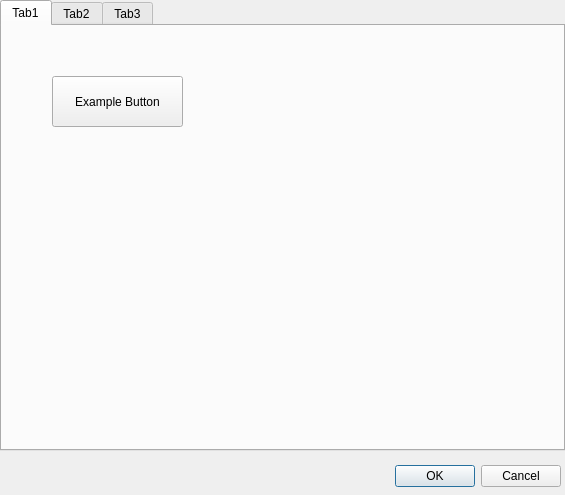
Above: Source/Plugins/ExperimentManager/ExperimentManager_dialog.ui from nemesissnake/StimulGL before the change. Below: the same form after it.
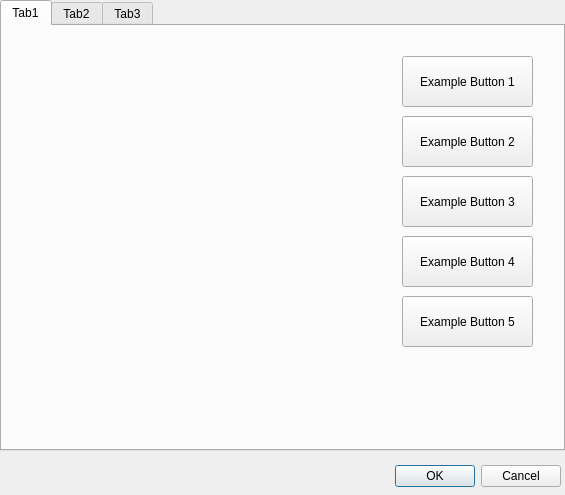
That is the form after the change.

Commit message:
Started with the QML functionality for the Experiment Manager --> Under construction
Updated the installer

```diff
--- a/Source/Plugins/ExperimentManager/ExperimentManager_dialog.ui
+++ b/Source/Plugins/ExperimentManager/ExperimentManager_dialog.ui
@@ -77,14 +77,76 @@
     <widget class="QPushButton" name="btnExampleButton">
      <property name="geometry">
       <rect>
-       <x>50</x>
-       <y>50</y>
+       <x>400</x>
+       <y>30</y>
        <width>131</width>
        <height>51</height>
       </rect>
      </property>
      <property name="text">
-      <string>Example Button</string>
+      <string>Example Button 1</string>
+     </property>
+    </widget>
+    <widget class="QPushButton" name="btnExampleButton_2">
+     <property name="geometry">
+      <rect>
+       <x>400</x>
+       <y>90</y>
+       <width>131</width>
+       <height>51</height>
+      </rect>
+     </property>
+     <property name="text">
+      <string>Example Button 2</string>
+     </property>
+    </widget>
+    <widget class="QPushButton" name="btnExampleButton_3">
+     <property name="geometry">
+      <rect>
+       <x>400</x>
+       <y>150</y>
+       <width>131</width>
+       <height>51</height>
+      </rect>
+     </property>
+     <property name="text">
+      <string>Example Button 3</string>
+     </property>
+    </widget>
+    <widget class="QPushButton" name="btnExampleButton_4">
+     <property name="geometry">
+      <rect>
+       <x>400</x>
+       <y>210</y>
+       <width>131</width>
+       <height>51</height>
+      </rect>
+     </property>
+     <property name="text">
+      <string>Example Button 4</string>
+     </property>
+    </widget>
+    <widget class="QPushButton" name="btnExampleButton_5">
+     <property name="geometry">
+      <rect>
+       <x>400</x>
+       <y>270</y>
+       <width>131</width>
+       <height>51</height>
+      </rect>
+     </property>
+     <property name="text">
+      <string>Example Button 5</string>
+     </property>
+    </widget>
+    <widget class="QWidget" name="qmlWidgetHolder" native="true">
+     <property name="geometry">
+      <rect>
+       <x>20</x>
+       <y>20</y>
+       <width>351</width>
+       <height>301</height>
+      </rect>
      </property>
     </widget>
    </widget>
```
The commit also changes 29 other files.
